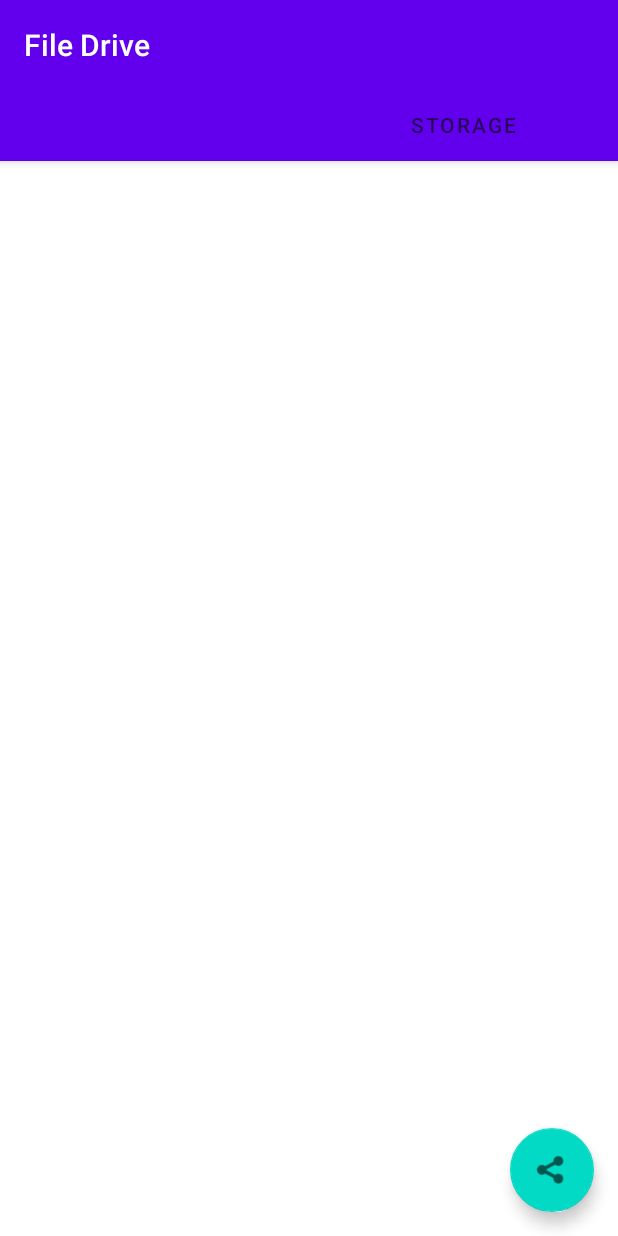
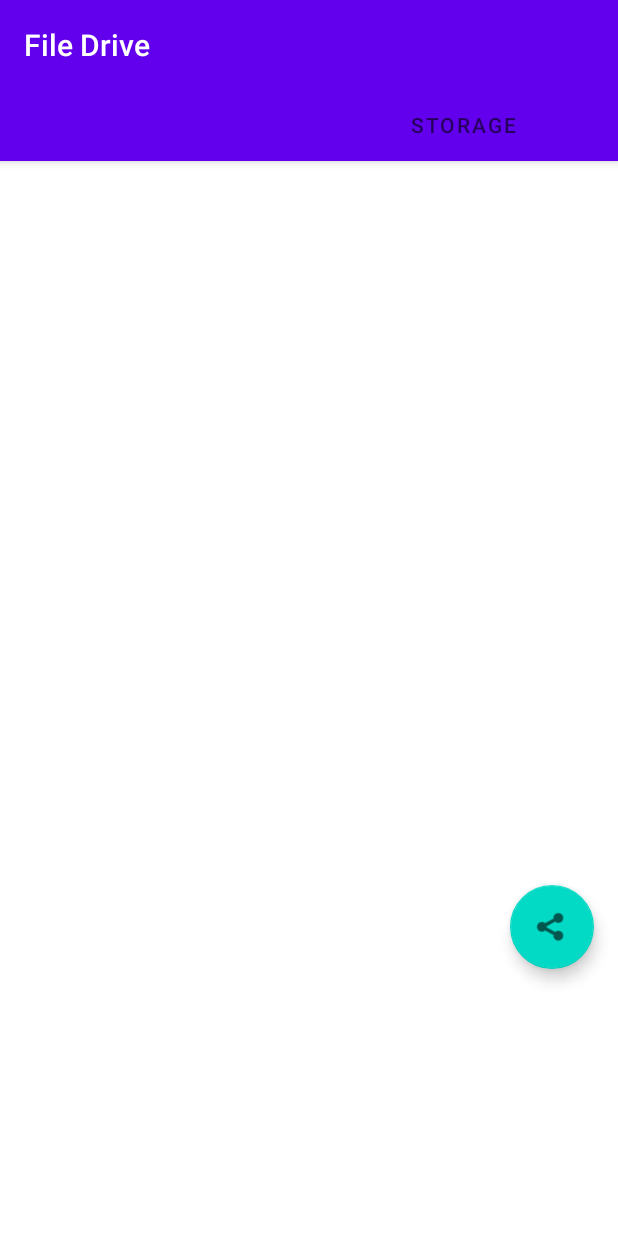
Before and after one commit to CHENNUPATIBALU/FileDrive, an Android app: the screen it shows after launch once a user with an empty profile is signed in (MainActivity), on a phone screen of 412 x 824 dp. Run offline under Robolectric (Android 15) with nearby library versions, the phone set to English and light mode, and no system bars; our stand-ins replace Firebase (no records; nobody signed in at launch, a user with empty details on screens opened directly); libraries missing offline, so code that uses them is left out: com.firebase.client; 2 statements that could not run were skipped.

Commit message:
Project updated by fixing minor bugs

```diff
--- a/app/src/main/AndroidManifest.xml
+++ b/app/src/main/AndroidManifest.xml
@@ -4,8 +4,6 @@
 
     <uses-permission android:name="android.permission.READ_EXTERNAL_STORAGE" />
     <uses-permission android:name="android.permission.WRITE_EXTERNAL_STORAGE"/>
-
-    <permission android:name="READ_EXTERNAL_STORAGE" />
 
     <application
         android:name=".FileDrive"
--- a/app/src/main/java/com/chennupatibalu/filedrive/DriveFragment.java
+++ b/app/src/main/java/com/chennupatibalu/filedrive/DriveFragment.java
@@ -4,7 +4,9 @@ import android.app.AlertDialog;
 import android.content.ActivityNotFoundException;
 import android.content.DialogInterface;
 import android.content.Intent;
+import android.content.pm.PackageManager;
 import android.net.Uri;
+import android.os.Build;
 import android.os.Bundle;
 
 import android.app.Fragment;
@@ -18,6 +20,9 @@ import android.widget.EditText;
 import android.widget.LinearLayout;
 import android.widget.ListView;
 import android.widget.Toast;
+
+import androidx.core.app.ActivityCompat;
+import androidx.core.content.ContextCompat;
 
 import org.jetbrains.annotations.NotNull;
 
@@ -44,8 +49,13 @@ public class DriveFragment extends Fragment {
     @Override
     public View onCreateView(LayoutInflater inflater, ViewGroup container,
                              Bundle savedInstanceState) {
+        View view1 = null;
+
+        if(isExternalStorageReadable() && isExternalStorageWritable())
+        {
             // Inflate the layout for this fragment
-        View view1 = inflater.inflate(R.layout.fragment_drive, container, false);
+            view1 = inflater.inflate(R.layout.fragment_drive, container, false);
+            setHasOptionsMenu(true);
             listView = view1.findViewById(R.id.listView);
             al = new ArrayList<>();
             path = Environment.getExternalStorageDirectory().getAbsolutePath();
@@ -78,7 +88,7 @@ public class DriveFragment extends Fragment {
                     }
                 }
             });
-
+        }
         return view1;
     }
     private void listDir(String path) {
@@ -144,4 +154,43 @@ public class DriveFragment extends Fragment {
     private String getExtension(@NotNull String path) {
         return path.substring(path.lastIndexOf('.')).toLowerCase();
     }
+
+    public boolean isExternalStorageWritable()
+    {
+        if (Build.VERSION.SDK_INT >= Build.VERSION_CODES.M) {
+            if(ContextCompat.checkSelfPermission(getActivity(),android.Manifest.permission.READ_EXTERNAL_STORAGE)== PackageManager.PERMISSION_GRANTED)
+            {
+                return true;
             }
+            else
+            {
+                Toast.makeText(getActivity(), "Permission not Granted", Toast.LENGTH_SHORT).show();
+                ActivityCompat.requestPermissions(getActivity(),new String[]{android.Manifest.permission.READ_EXTERNAL_STORAGE},3);
+                return true;
+            }
+        }
+        else
+        {
+            return true;
+        }
+    }
+    public boolean isExternalStorageReadable()
+    {
+        if (Build.VERSION.SDK_INT >= Build.VERSION_CODES.M) {
+            if(ContextCompat.checkSelfPermission(getActivity(),android.Manifest.permission.WRITE_EXTERNAL_STORAGE)== PackageManager.PERMISSION_GRANTED)
+            {
+                return true;
+            }
+            else
+            {
+                Toast.makeText(getActivity(), "Permission not Granted", Toast.LENGTH_SHORT).show();
+                ActivityCompat.requestPermissions(getActivity(),new String[]{android.Manifest.permission.WRITE_EXTERNAL_STORAGE},2);
+                return true;
+            }
+        }
+        else
+        {
+            return true;
+        }
+    }
+}
--- a/app/src/main/java/com/chennupatibalu/filedrive/LoginActivity.java
+++ b/app/src/main/java/com/chennupatibalu/filedrive/LoginActivity.java
@@ -4,12 +4,17 @@ import androidx.appcompat.app.AppCompatActivity;
 
 import android.content.Intent;
 import android.os.Bundle;
+import android.os.SystemClock;
 import android.text.TextUtils;
 import android.view.View;
 import android.widget.Button;
 import android.widget.ProgressBar;
 import android.widget.Toast;
 
+import com.firebase.client.DataSnapshot;
+import com.firebase.client.Firebase;
+import com.firebase.client.FirebaseError;
+import com.firebase.client.ValueEventListener;
 import com.google.android.material.textfield.TextInputLayout;
 import com.google.firebase.auth.FirebaseAuth;
 
@@ -20,6 +25,8 @@ public class LoginActivity extends AppCompatActivity {
 
     private FirebaseAuth mAuth;
     private FirebaseAuth.AuthStateListener authStateListener;
+    private Firebase firebaseRef;
+    String name = "";
 
     @Override
     protected void onCreate(Bundle savedInstanceState) {
@@ -27,6 +34,9 @@ public class LoginActivity extends AppCompatActivity {
         setContentView(R.layout.activity_login);
 
         mAuth = FirebaseAuth.getInstance();
+        String firebaseUrl = "https://file-drive-a4f2f.firebaseio.com/";
+        firebaseRef = new Firebase(firebaseUrl);
+
         emailET = findViewById(R.id.emailET);
         passwordET = findViewById(R.id.passwordET);
         Button signinButton = findViewById(R.id.signinButton);
@@ -39,8 +49,7 @@ public class LoginActivity extends AppCompatActivity {
             startSignIn();
         });
         signupButton.setOnClickListener(view ->{
-            Intent i = new Intent(LoginActivity.this,SignUpActivity.class);
-            startActivity(i);
+            startActivity(new Intent(LoginActivity.this,SignUpActivity.class));
         });
 
         authStateListener = firebaseAuth -> {
@@ -61,6 +70,8 @@ public class LoginActivity extends AppCompatActivity {
         String email = emailET.getEditText().getText().toString();
         String password = passwordET.getEditText().getText().toString();
 
+        SystemClock.sleep(2000);
+
         if(TextUtils.isEmpty(email) || TextUtils.isEmpty(password)) {
             Toast.makeText(getApplicationContext(), "Fields are Empty", Toast.LENGTH_LONG).show();
         }
@@ -79,7 +90,7 @@ public class LoginActivity extends AppCompatActivity {
                     finish();
                 }
             });
+
         }
     }
-
 }
--- a/app/src/main/java/com/chennupatibalu/filedrive/MainActivity.java
+++ b/app/src/main/java/com/chennupatibalu/filedrive/MainActivity.java
@@ -8,6 +8,7 @@ import android.content.Intent;
 import android.content.pm.PackageManager;
 import android.os.Build;
 import android.os.Bundle;
+import android.os.Handler;
 import android.view.Menu;
 import android.view.MenuItem;
 import android.widget.Toast;
@@ -33,9 +34,8 @@ public class MainActivity extends AppCompatActivity {
         viewPager.setAdapter(sectionsPagerAdapter);
         TabLayout tabs = findViewById(R.id.tabs);
         tabs.setupWithViewPager(viewPager);
-        if(isExternalStorageWritable() && isExternalStorageReadable())
-        {
-            loadFragment(new DriveFragment());
+
+        loadFragment(new DriveFragment());
 
             tabs.addOnTabSelectedListener(new TabLayout.OnTabSelectedListener() {
                 @Override
@@ -73,8 +73,6 @@ public class MainActivity extends AppCompatActivity {
             fab.setOnClickListener(view -> shareIntent());
         }
 
-    }
-
     @Override
     public boolean onCreateOptionsMenu(Menu menu) {
         getMenuInflater().inflate(R.menu.option_menu,menu);
@@ -82,7 +80,7 @@ public class MainActivity extends AppCompatActivity {
     }
 
     @Override
-    public boolean onOptionsItemSelected(@NonNull MenuItem item) {
+    public boolean onOptionsItemSelected(MenuItem item) {
         switch (item.getItemId())
         {
             case R.id.newFolderMenu:
@@ -128,43 +126,5 @@ public class MainActivity extends AppCompatActivity {
         dialog.setCancelable(false);
         dialog.show();
     }
-    public boolean isExternalStorageWritable()
-    {
-        if (Build.VERSION.SDK_INT >= Build.VERSION_CODES.M) {
-            if(ContextCompat.checkSelfPermission(this,android.Manifest.permission.READ_EXTERNAL_STORAGE)== PackageManager.PERMISSION_GRANTED)
-            {
-                return true;
-            }
-            else
-            {
-                Toast.makeText(this, "Permission not Granted", Toast.LENGTH_SHORT).show();
-                ActivityCompat.requestPermissions(this,new String[]{android.Manifest.permission.READ_EXTERNAL_STORAGE},3);
-                return true;
-            }
-        }
-        else
-        {
-            return true;
-        }
-    }
-    public boolean isExternalStorageReadable()
-    {
-        if (Build.VERSION.SDK_INT >= Build.VERSION_CODES.M) {
-            if(ContextCompat.checkSelfPermission(this,android.Manifest.permission.WRITE_EXTERNAL_STORAGE)== PackageManager.PERMISSION_GRANTED)
-            {
-                return true;
-            }
-            else
-            {
-                Toast.makeText(this, "Permission not Granted", Toast.LENGTH_SHORT).show();
-                ActivityCompat.requestPermissions(this,new String[]{android.Manifest.permission.WRITE_EXTERNAL_STORAGE},2);
-                return true;
-            }
-        }
-        else
-        {
-            return true;
-        }
-    }
 
 }
--- a/app/src/main/res/layout/activity_main.xml
+++ b/app/src/main/res/layout/activity_main.xml
@@ -50,14 +50,16 @@
         app:layout_behavior="@string/appbar_scrolling_view_behavior" />
 
 
-
     <com.google.android.material.floatingactionbutton.FloatingActionButton
         android:id="@+id/fab"
         android:layout_width="wrap_content"
         android:layout_height="wrap_content"
-        android:layout_gravity="bottom|end"
-        android:layout_margin="@dimen/fab_margin"
+        android:layout_marginTop="590dp"
+        android:layout_marginLeft="340dp"
+        android:layout_marginEnd="10dp"
+        android:layout_marginRight="10dp"
         app:srcCompat="@android:drawable/ic_menu_share"
         app:rippleColor="@color/cardview_light_background"
-        android:contentDescription="@string/share" />
+        android:contentDescription="@string/share"
+        android:layout_marginStart="340dp" />
 </androidx.coordinatorlayout.widget.CoordinatorLayout>
--- a/app/src/main/res/layout/activity_splash.xml
+++ b/app/src/main/res/layout/activity_splash.xml
@@ -4,6 +4,7 @@
     xmlns:tools="http://schemas.android.com/tools"
     android:layout_width="match_parent"
     android:layout_height="match_parent"
+    android:background="@color/light_blue"
     tools:context=".SplashActivity">
 
     <ProgressBar
--- a/app/src/main/res/layout/fragment_main.xml
+++ b/app/src/main/res/layout/fragment_main.xml
@@ -11,10 +11,10 @@
         android:id="@+id/section_label"
         android:layout_width="0dp"
         android:layout_height="0dp"
+
         app:layout_constraintBottom_toBottomOf="parent"
         app:layout_constraintEnd_toEndOf="parent"
-        app:layout_constraintLeft_toLeftOf="parent"
-        app:layout_constraintTop_toTopOf="parent"
+        app:layout_constraintStart_toStartOf="parent"
         tools:layout_constraintLeft_creator="1"
         tools:layout_constraintTop_creator="1" />
 
--- a/app/src/main/res/menu/option_menu.xml
+++ b/app/src/main/res/menu/option_menu.xml
@@ -2,6 +2,6 @@
 <menu xmlns:android="http://schemas.android.com/apk/res/android"
     xmlns:app="http://schemas.android.com/apk/res-auto">
 
-    <item android:id="@+id/newFolderMenu" android:title="@string/new_folder" app:showAsAction="never"/>
-    <item android:id="@+id/aboutMenu" android:title="@string/about" app:showAsAction="never"/>
+    <item android:id="@+id/newFolderMenu" android:title="@string/new_folder"/>
+    <item android:id="@+id/aboutMenu" android:title="@string/about"/>
 </menu>
--- a/build.gradle
+++ b/build.gradle
@@ -7,7 +7,6 @@ buildscript {
     dependencies {
         classpath 'com.android.tools.build:gradle:4.1.1'
         classpath 'com.google.gms:google-services:4.3.4'
-
         // NOTE: Do not place your application dependencies here; they belong
         // in the individual module build.gradle files
     }
```
Also changed, not shown: app/src/main/java/com/chennupatibalu/filedrive/FileDrive.java (+7 -0 lines), app/src/main/java/com/chennupatibalu/filedrive/SignUpActivity.java (+16 -2 lines), app/src/main/res/layout/activity_login.xml (+6 -5 lines), app/src/main/res/layout/activity_sign_up.xml (+23 -21 lines). Lines whose indentation alone changed are shown as unchanged.
